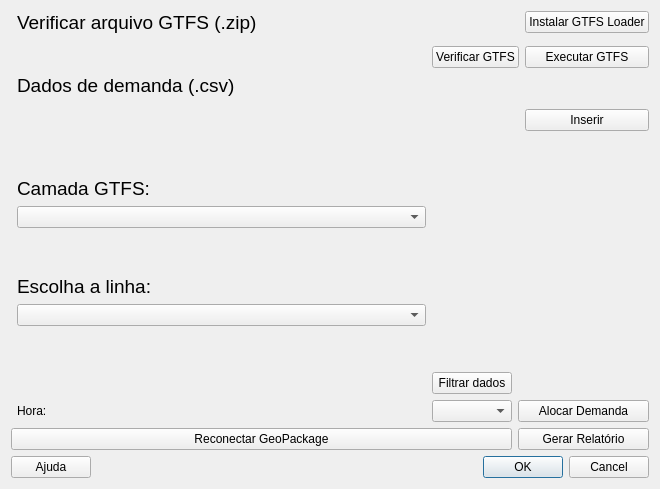
This is sig_bus/SigBus_dialog_base.ui in d-camargo/sig-bus as Qt 5 draws it before an edit. The edited form follows.
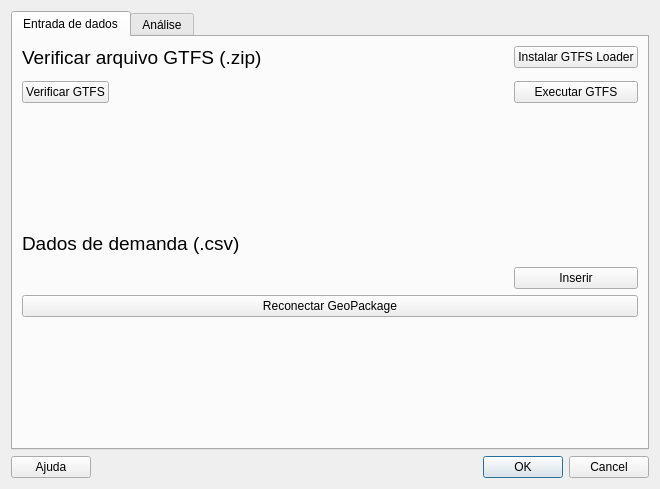
This is the edited form. Icons and pictures are not drawn. Custom widgets are drawn as their Qt base class.

Commit message: Refina Diagrama de Blocos e reorganiza UI em abas (v0.4)

```diff
--- a/sig_bus/SigBus_dialog_base.ui
+++ b/sig_bus/SigBus_dialog_base.ui
@@ -18,81 +18,46 @@
     <normalon>icon.png</normalon>
    </iconset>
   </property>
-  <layout class="QGridLayout" name="gridLayout">
-   <item row="4" column="4">
-    <widget class="QPushButton" name="button_gtfsgo">
-     <property name="text">
-      <string>Executar GTFS</string>
+  <layout class="QVBoxLayout" name="verticalLayout_main">
+   <item>
+    <widget class="QTabWidget" name="tabWidget">
+     <property name="currentIndex">
+      <number>0</number>
      </property>
-    </widget>
-   </item>
-   <item row="2" column="1">
+     <widget class="QWidget" name="tab_entrada">
+      <attribute name="title">
+       <string>Entrada de dados</string>
+      </attribute>
+      <layout class="QGridLayout" name="gridLayout_entrada">
+       <item row="0" column="0" colspan="3">
     <widget class="QLabel" name="gtfs_label">
      <property name="text">
       <string>&lt;html&gt;&lt;head/&gt;&lt;body&gt;&lt;p&gt;&lt;span style=&quot; font-size:14pt;&quot;&gt;Verificar arquivo GTFS (.zip)&lt;/span&gt;&lt;/p&gt;&lt;/body&gt;&lt;/html&gt;</string>
      </property>
     </widget>
    </item>
-   <item row="3" column="1" colspan="4">
+       <item row="0" column="3">
+        <widget class="QPushButton" name="extrapackages">
+         <property name="text">
+          <string>Instalar GTFS Loader</string>
+         </property>
+        </widget>
+       </item>
+       <item row="1" column="0" colspan="4">
     <widget class="QgsFileWidget" name="gtfs_widget">
      <property name="storageMode">
       <enum>QgsFileWidget::GetFile</enum>
      </property>
     </widget>
    </item>
-   <item row="14" column="1">
-    <widget class="QgsFieldComboBox" name="mFieldComboBox"/>
-   </item>
-   <item row="10" column="1">
-    <widget class="QLabel" name="Layer_Combo">
-     <property name="font">
-      <font>
-       <pointsize>14</pointsize>
-      </font>
-     </property>
+       <item row="2" column="0" colspan="2">
+        <widget class="QPushButton" name="gtfs_insert_button">
      <property name="text">
-      <string>Camada GTFS:</string>
+          <string>Verificar GTFS</string>
      </property>
     </widget>
    </item>
-   <item row="11" column="1">
-    <widget class="QgsMapLayerComboBox" name="mMapLayerComboBox"/>
-   </item>
-   <item row="19" column="0" colspan="5">
-    <layout class="QHBoxLayout" name="horizontalLayout">
-     <item>
-      <widget class="QPushButton" name="help_button">
-       <property name="text">
-        <string>Ajuda</string>
-       </property>
-      </widget>
-     </item>
-     <item>
-      <spacer name="horizontalSpacer">
-       <property name="orientation">
-        <enum>Qt::Horizontal</enum>
-       </property>
-       <property name="sizeHint" stdset="0">
-        <size>
-         <width>132</width>
-         <height>20</height>
-        </size>
-       </property>
-      </spacer>
-     </item>
-     <item>
-      <widget class="QDialogButtonBox" name="buttonBox">
-       <property name="orientation">
-        <enum>Qt::Horizontal</enum>
-       </property>
-       <property name="standardButtons">
-        <set>QDialogButtonBox::Cancel|QDialogButtonBox::Ok</set>
-       </property>
-      </widget>
-     </item>
-    </layout>
-   </item>
-   <item row="4" column="1">
+       <item row="2" column="2">
     <spacer name="horizontalSpacer_2">
      <property name="orientation">
       <enum>Qt::Horizontal</enum>
@@ -105,56 +70,37 @@
      </property>
     </spacer>
    </item>
-   <item row="2" column="4">
-    <widget class="QPushButton" name="extrapackages">
+       <item row="2" column="3">
+        <widget class="QPushButton" name="button_gtfsgo">
      <property name="text">
-      <string>Instalar GTFS Loader</string>
+          <string>Executar GTFS</string>
      </property>
     </widget>
    </item>
-   <item row="13" column="1">
-    <widget class="QLabel" name="Field_combo">
-     <property name="font">
-      <font>
-       <pointsize>14</pointsize>
-      </font>
-     </property>
-     <property name="text">
-      <string>Escolha a linha:</string>
-     </property>
-    </widget>
-   </item>
-   <item row="8" column="4">
-    <widget class="QPushButton" name="data_insert_button">
-     <property name="text">
-      <string>Inserir</string>
-     </property>
-    </widget>
-   </item>
-   <item row="5" column="1">
+       <item row="3" column="0">
+        <spacer name="verticalSpacer_3">
+         <property name="orientation">
+          <enum>Qt::Vertical</enum>
+         </property>
+         <property name="sizeHint" stdset="0">
+          <size>
+           <width>20</width>
+           <height>20</height>
+          </size>
+         </property>
+        </spacer>
+       </item>
+       <item row="4" column="0" colspan="3">
     <widget class="QLabel" name="route_label">
      <property name="text">
       <string>&lt;html&gt;&lt;head/&gt;&lt;body&gt;&lt;p&gt;&lt;span style=&quot; font-size:14pt;&quot;&gt;Dados de demanda (.csv)&lt;/span&gt;&lt;/p&gt;&lt;/body&gt;&lt;/html&gt;</string>
      </property>
     </widget>
    </item>
-   <item row="6" column="0" colspan="5">
+       <item row="5" column="0" colspan="4">
     <widget class="QgsFileWidget" name="data_widget"/>
    </item>
-   <item row="15" column="1">
-    <spacer name="verticalSpacer">
-     <property name="orientation">
-      <enum>Qt::Vertical</enum>
-     </property>
-     <property name="sizeHint" stdset="0">
-      <size>
-       <width>20</width>
-       <height>40</height>
-      </size>
-     </property>
-    </spacer>
-   </item>
-   <item row="8" column="0" colspan="2">
+       <item row="6" column="0" colspan="3">
     <spacer name="horizontalSpacer_3">
      <property name="orientation">
       <enum>Qt::Horizontal</enum>
@@ -167,8 +113,22 @@
      </property>
     </spacer>
    </item>
-   <item row="12" column="1">
-    <spacer name="verticalSpacer_3">
+       <item row="6" column="3">
+        <widget class="QPushButton" name="data_insert_button">
+         <property name="text">
+          <string>Inserir</string>
+         </property>
+        </widget>
+       </item>
+       <item row="7" column="0" colspan="4">
+        <widget class="QPushButton" name="button_reconnect">
+         <property name="text">
+          <string>Reconectar GeoPackage</string>
+         </property>
+        </widget>
+       </item>
+       <item row="8" column="0">
+        <spacer name="verticalSpacer_entrada">
      <property name="orientation">
       <enum>Qt::Vertical</enum>
      </property>
@@ -180,66 +140,134 @@
      </property>
     </spacer>
    </item>
-   <item row="4" column="2" colspan="2">
-    <widget class="QPushButton" name="gtfs_insert_button">
+      </layout>
+     </widget>
+     <widget class="QWidget" name="tab_analise">
+      <attribute name="title">
+       <string>Análise</string>
+      </attribute>
+      <layout class="QGridLayout" name="gridLayout_analise">
+       <item row="0" column="0" colspan="2">
+        <widget class="QLabel" name="Layer_Combo">
+         <property name="font">
+          <font>
+           <pointsize>14</pointsize>
+          </font>
+         </property>
      <property name="text">
-      <string>Verificar GTFS</string>
+          <string>Camada GTFS:</string>
      </property>
     </widget>
    </item>
-   <item row="9" column="1">
-    <spacer name="verticalSpacer_2">
-     <property name="orientation">
-      <enum>Qt::Vertical</enum>
-     </property>
-     <property name="sizeHint" stdset="0">
-      <size>
-       <width>20</width>
-       <height>40</height>
-      </size>
-     </property>
-    </spacer>
-   </item>
-   <item row="16" column="1">
+       <item row="1" column="0" colspan="4">
+        <widget class="QgsMapLayerComboBox" name="mMapLayerComboBox"/>
+       </item>
+       <item row="2" column="0" colspan="2">
+        <widget class="QLabel" name="Field_combo">
+         <property name="font">
+          <font>
+           <pointsize>14</pointsize>
+          </font>
+         </property>
+         <property name="text">
+          <string>Escolha a linha:</string>
+         </property>
+        </widget>
+       </item>
+       <item row="3" column="0" colspan="2">
+        <widget class="QgsFieldComboBox" name="mFieldComboBox"/>
+       </item>
+       <item row="4" column="0" colspan="2">
     <widget class="QgsFeaturePickerWidget" name="mFeaturePickerWidget"/>
    </item>
-   <item row="16" column="2">
+       <item row="4" column="2">
     <widget class="QPushButton" name="filterButton">
      <property name="text">
       <string>Filtrar dados</string>
      </property>
     </widget>
    </item>
-   <item row="17" column="1">
+       <item row="5" column="0">
     <widget class="QLabel" name="hora_label">
      <property name="text">
       <string>Hora:</string>
      </property>
     </widget>
    </item>
-   <item row="17" column="2">
+       <item row="5" column="1">
     <widget class="QComboBox" name="combo_hora"/>
    </item>
-   <item row="17" column="3" colspan="2">
+       <item row="5" column="2" colspan="2">
     <widget class="QPushButton" name="button_alocar">
      <property name="text">
       <string>Alocar Demanda</string>
      </property>
     </widget>
    </item>
-   <item row="18" column="0" colspan="3">
-    <widget class="QPushButton" name="button_reconnect">
-     <property name="text">
-      <string>Reconectar GeoPackage</string>
-     </property>
-    </widget>
-   </item>
-   <item row="18" column="3" colspan="2">
+       <item row="6" column="0" colspan="4">
     <widget class="QPushButton" name="button_relatorio">
      <property name="text">
       <string>Gerar Relatório</string>
      </property>
     </widget>
+       </item>
+       <item row="7" column="0" colspan="4">
+        <widget class="QPushButton" name="button_diagrama">
+         <property name="text">
+          <string>Diagrama de Blocos</string>
+         </property>
+        </widget>
+       </item>
+       <item row="8" column="0">
+        <spacer name="verticalSpacer_2">
+         <property name="orientation">
+          <enum>Qt::Vertical</enum>
+         </property>
+         <property name="sizeHint" stdset="0">
+          <size>
+           <width>20</width>
+           <height>40</height>
+          </size>
+         </property>
+        </spacer>
+       </item>
+      </layout>
+     </widget>
+    </widget>
+   </item>
+   <item>
+    <layout class="QHBoxLayout" name="horizontalLayout">
+     <item>
+      <widget class="QPushButton" name="help_button">
+       <property name="text">
+        <string>Ajuda</string>
+       </property>
+      </widget>
+     </item>
+     <item>
+      <spacer name="horizontalSpacer">
+       <property name="orientation">
+        <enum>Qt::Horizontal</enum>
+       </property>
+       <property name="sizeHint" stdset="0">
+        <size>
+         <width>132</width>
+         <height>20</height>
+        </size>
+       </property>
+      </spacer>
+     </item>
+     <item>
+      <widget class="QDialogButtonBox" name="buttonBox">
+       <property name="orientation">
+        <enum>Qt::Horizontal</enum>
+       </property>
+       <property name="standardButtons">
+        <set>QDialogButtonBox::Cancel|QDialogButtonBox::Ok</set>
+       </property>
+      </widget>
+     </item>
+    </layout>
    </item>
   </layout>
  </widget>
```
Lines whose indentation alone changed are shown as unchanged. The commit also changes 6 other files.
